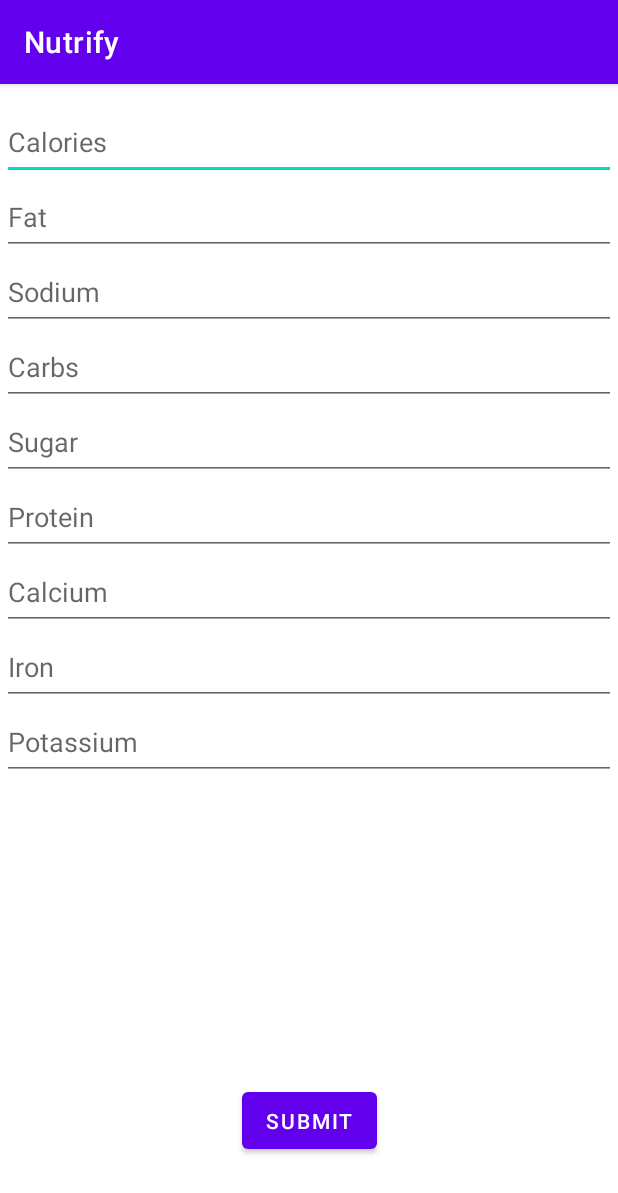
After one commit to CS222-UIUC/course-project-group-94, an Android app: the NutritionInputActivity screen opened directly, with no data from a screen before it, on a phone screen of 412 x 824 dp. The commit adds this screen. Shown: the top 1193 px of the screen. Run offline under Robolectric (Android 15) with nearby library versions, the phone set to English and light mode, and no system bars.

Commit message:
Add basic UI with textboxes and button

```diff
--- a/frontend/app/src/main/AndroidManifest.xml
+++ b/frontend/app/src/main/AndroidManifest.xml
@@ -22,6 +22,8 @@
                 <category android:name="android.intent.category.LAUNCHER" />
             </intent-filter>
         </activity>
+
+        <activity android:name=".ui.nutritioninput.NutritionInputActivity"/>
     </application>
 
 </manifest>
--- /dev/null
+++ b/frontend/app/src/main/java/com/cs222/nutrify/ui/nutritioninput/NutritionInputActivity.kt
@@ -0,0 +1,13 @@
+package com.cs222.nutrify.ui.nutritioninput
+
+import android.os.Bundle
+import androidx.appcompat.app.AppCompatActivity
+import com.cs222.nutrify.R
+
+class NutritionInputActivity : AppCompatActivity() {
+
+    override fun onCreate(savedInstanceState: Bundle?) {
+        super.onCreate(savedInstanceState)
+        setContentView(R.layout.activity_nutritioninput)
+    }
+}
--- /dev/null
+++ b/frontend/app/src/main/res/layout/activity_nutritioninput.xml
@@ -0,0 +1,114 @@
+<?xml version="1.0" encoding="utf-8"?>
+<androidx.constraintlayout.widget.ConstraintLayout xmlns:android="http://schemas.android.com/apk/res/android"
+    xmlns:app="http://schemas.android.com/apk/res-auto"
+    xmlns:tools="http://schemas.android.com/tools"
+    android:layout_width="match_parent"
+    android:layout_height="match_parent">
+
+    <ScrollView
+        android:id="@+id/scroll"
+        android:layout_width="409dp"
+        android:layout_height="600dp"
+        android:layout_marginStart="27dp"
+        android:layout_marginTop="7dp"
+        android:layout_marginEnd="27dp"
+        android:layout_marginBottom="148dp"
+        app:layout_constraintBottom_toBottomOf="parent"
+        app:layout_constraintEnd_toEndOf="parent"
+        app:layout_constraintStart_toStartOf="parent"
+        app:layout_constraintTop_toTopOf="parent">
+
+        <LinearLayout
+            android:id="@+id/inputs"
+            android:layout_width="match_parent"
+            android:layout_height="wrap_content"
+            android:orientation="vertical">
+
+            <EditText
+                android:id="@+id/calories"
+                android:layout_width="match_parent"
+                android:layout_height="50dp"
+                android:inputType="number"
+                android:hint="@string/prompt_calories"
+                android:autofillHints="@string/prompt_calories"/>
+
+            <EditText
+                android:id="@+id/fat"
+                android:layout_width="match_parent"
+                android:layout_height="50dp"
+                android:inputType="number"
+                android:hint="@string/prompt_fat"
+                android:autofillHints="@string/prompt_fat"/>
+
+            <EditText
+                android:id="@+id/sodium"
+                android:layout_width="match_parent"
+                android:layout_height="50dp"
+                android:inputType="number"
+                android:hint="@string/prompt_sodium"
+                android:autofillHints="@string/prompt_sodium"/>
+
+            <EditText
+                android:id="@+id/carbs"
+                android:layout_width="match_parent"
+                android:layout_height="50dp"
+                android:inputType="number"
+                android:hint="@string/prompt_carbs"
+                android:autofillHints="@string/prompt_carbs"/>
+
+            <EditText
+                android:id="@+id/sugar"
+                android:layout_width="match_parent"
+                android:layout_height="50dp"
+                android:autofillHints="@string/prompt_sugar"
+                android:hint="@string/prompt_sugar"
+                android:inputType="number" />
+
+            <EditText
+                android:id="@+id/protein"
+                android:layout_width="match_parent"
+                android:layout_height="50dp"
+                android:inputType="number"
+                android:hint="@string/prompt_protein"
+                android:autofillHints="@string/prompt_protein"/>
+
+            <EditText
+                android:id="@+id/calcium"
+                android:layout_width="match_parent"
+                android:layout_height="50dp"
+                android:inputType="number"
+                android:hint="@string/prompt_calcium"
+                android:autofillHints="@string/prompt_calcium"/>
+
+            <EditText
+                android:id="@+id/iron"
+                android:layout_width="match_parent"
+                android:layout_height="50dp"
+                android:inputType="number"
+                android:hint="@string/prompt_iron"
+                android:autofillHints="@string/prompt_iron"/>
+
+            <EditText
+                android:id="@+id/potassium"
+                android:layout_width="match_parent"
+                android:layout_height="50dp"
+                android:inputType="number"
+                android:hint="@string/prompt_potassium"
+                android:autofillHints="@string/prompt_potassium"/>
+
+        </LinearLayout>
+
+    </ScrollView>
+
+    <Button
+        android:id="@+id/submit"
+        android:layout_width="wrap_content"
+        android:layout_height="50dp"
+        android:text="@string/submit_nutrition_info"
+        app:layout_constraintBottom_toBottomOf="parent"
+        app:layout_constraintHeight_percent=".5"
+        app:layout_constraintLeft_toLeftOf="parent"
+        app:layout_constraintRight_toRightOf="parent"
+        app:layout_constraintTop_toBottomOf="@+id/scroll"
+        app:layout_constraintWidth_percent=".5"/>
+</androidx.constraintlayout.widget.ConstraintLayout>
--- a/frontend/app/src/main/res/values/strings.xml
+++ b/frontend/app/src/main/res/values/strings.xml
@@ -9,4 +9,14 @@
     <string name="invalid_username">Not a valid username</string>
     <string name="invalid_password">Password must be >5 characters</string>
     <string name="login_failed">"Login failed"</string>
+    <string name="prompt_calories">Calories</string>
+    <string name="prompt_fat">Fat</string>
+    <string name="prompt_sodium">Sodium</string>
+    <string name="prompt_carbs">Carbs</string>
+    <string name="prompt_sugar">Sugar</string>
+    <string name="prompt_protein">Protein</string>
+    <string name="prompt_calcium">Calcium</string>
+    <string name="prompt_iron">Iron</string>
+    <string name="prompt_potassium">Potassium</string>
+    <string name="submit_nutrition_info">Submit</string>
 </resources>
```
